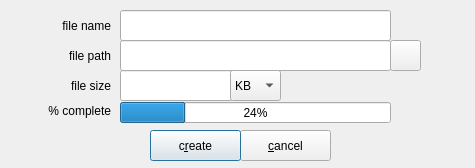
Above: zuluCrypt-gui/createfile.ui from mhogomchungu/zuluCrypt before the change. Below: the same form after it.
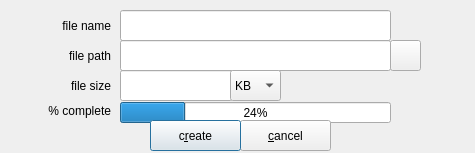
That is the form after the change.

Patch:
```diff
--- a/zuluCrypt-gui/createfile.ui
+++ b/zuluCrypt-gui/createfile.ui
@@ -7,7 +7,7 @@
     <x>0</x>
     <y>0</y>
     <width>475</width>
-    <height>168</height>
+    <height>153</height>
    </rect>
   </property>
   <property name="windowTitle">
@@ -124,7 +124,7 @@
    <property name="geometry">
     <rect>
      <x>240</x>
-     <y>130</y>
+     <y>120</y>
      <width>91</width>
      <height>31</height>
     </rect>
@@ -159,7 +159,7 @@
    <property name="geometry">
     <rect>
      <x>150</x>
-     <y>130</y>
+     <y>120</y>
      <width>91</width>
      <height>31</height>
     </rect>
```
